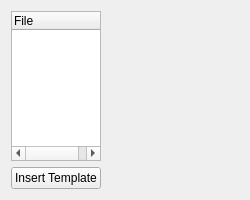
Old version of the form vigir_ocs_template_loader/src/ui/template_loader_widget.ui in the repository team-vigir/vigir_ocs_common.
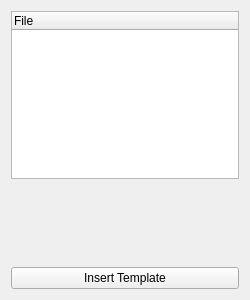
New version of the form.

Commit message: - adding base class for 3d views - adding camera display plugin for rqt

Patch:
```diff
--- a/vigir_ocs_template_loader/src/ui/template_loader_widget.ui
+++ b/vigir_ocs_template_loader/src/ui/template_loader_widget.ui
@@ -7,19 +7,19 @@
     <x>0</x>
     <y>0</y>
     <width>250</width>
-    <height>200</height>
+    <height>300</height>
    </rect>
   </property>
   <property name="minimumSize">
    <size>
     <width>200</width>
-    <height>200</height>
+    <height>300</height>
    </size>
   </property>
   <property name="maximumSize">
    <size>
     <width>250</width>
-    <height>200</height>
+    <height>300</height>
    </size>
   </property>
   <property name="windowTitle">
@@ -45,16 +45,6 @@
        </widget>
       </item>
       <item>
-       <widget class="QPushButton" name="pushButton">
-        <property name="text">
-         <string>Insert Template</string>
-        </property>
-       </widget>
-      </item>
-     </layout>
-    </widget>
-   </item>
-   <item>
     <widget class="QWidget" name="widget" native="true">
      <layout class="QHBoxLayout" name="horizontalLayout">
       <property name="margin">
@@ -63,15 +53,25 @@
       <item>
        <spacer name="horizontalSpacer">
         <property name="orientation">
-         <enum>Qt::Horizontal</enum>
+            <enum>Qt::Vertical</enum>
         </property>
         <property name="sizeHint" stdset="0">
          <size>
-          <width>367</width>
-          <height>20</height>
+             <width>20</width>
+             <height>100</height>
          </size>
         </property>
        </spacer>
+         </item>
+        </layout>
+       </widget>
+      </item>
+      <item>
+       <widget class="QPushButton" name="pushButton">
+        <property name="text">
+         <string>Insert Template</string>
+        </property>
+       </widget>
       </item>
      </layout>
     </widget>
```
Lines whose indentation alone changed are shown as unchanged. The commit also changes 26 other files.
